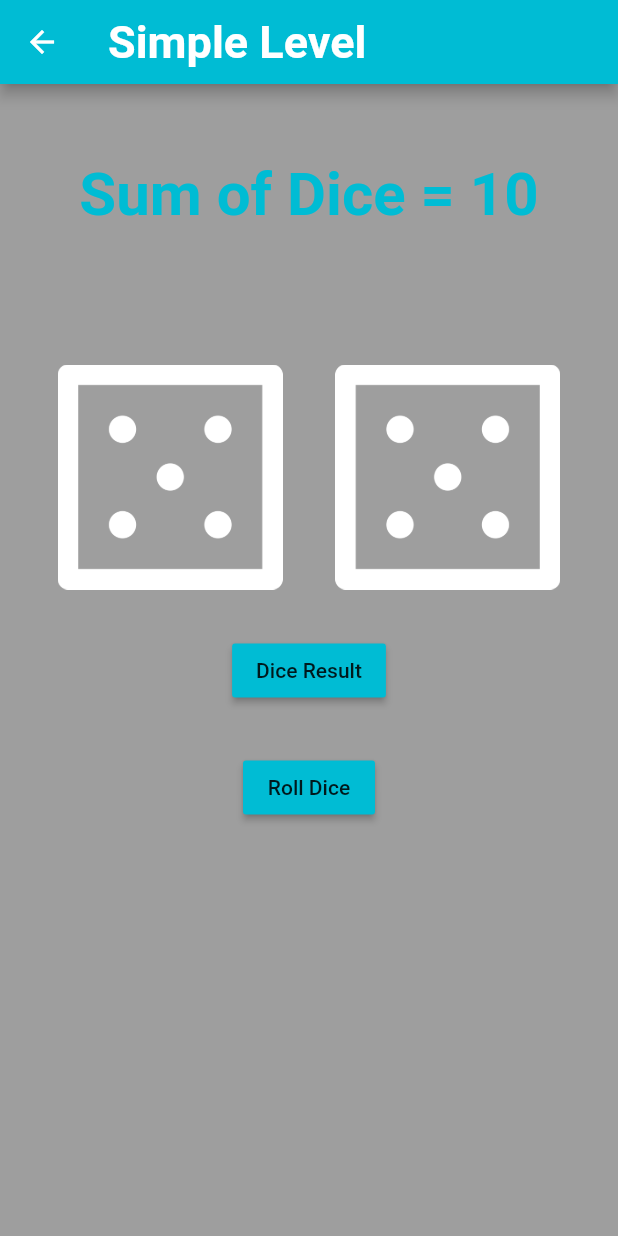
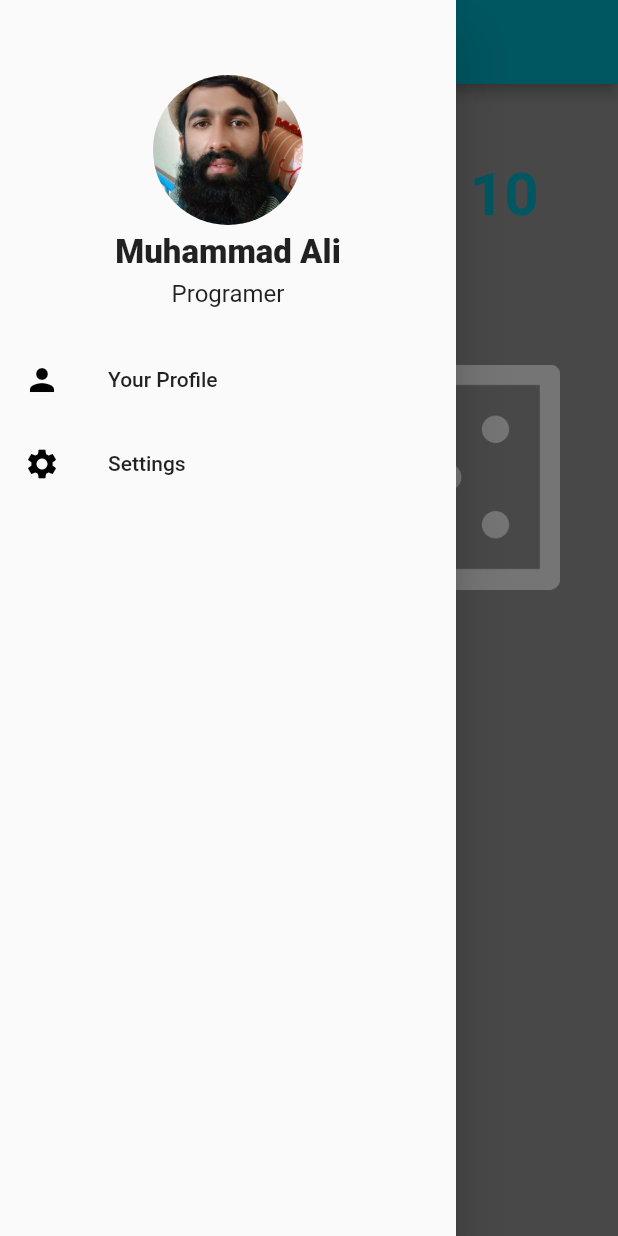
Before and after one commit to MuhammadAlikhichi/SP17-BCS-031, a Flutter app: the Dicepage screen opened directly, with the side drawer open (before the commit the screen has no drawer), on a phone screen of 412 x 824 dp. Run offline on Flutter 3.47's test engine with Material 2 defaults, Android fonts, the phone set to English and light mode, and no system bars.

Commit message:
commit 5 navigation drawer

```diff
--- /dev/null
+++ b/lib/drawer.dart
@@ -0,0 +1,71 @@
+//import 'TwoLevel.dart';
+import 'package:flutter/material.dart';
+//import 'ContactUs.dart';
+
+
+class MainDrawer extends StatelessWidget {
+  const MainDrawer({Key key}) : super(key: key);
+
+  @override
+  Widget build(BuildContext context) {
+    return Column(children: [
+      Container(
+        child: Padding(
+          padding: EdgeInsets.only(top: 50.0),
+          child: Column(
+            mainAxisAlignment: MainAxisAlignment.center,
+            crossAxisAlignment: CrossAxisAlignment.center,
+            children: [
+              CircleAvatar(
+                radius: 50.0,
+                backgroundColor: Colors.white,
+                backgroundImage: AssetImage('image/abc.jpeg'),
+              ),
+              SizedBox(
+                height: 5.0,
+              ),
+              Text(
+                "Muhammad Ali",
+                style: TextStyle(
+                  fontSize: 22.0,
+                  fontWeight: FontWeight.w800,
+                ),
+              ),
+              SizedBox(
+                height: 5.0,
+              ),
+              Text(
+                "Programer",
+                style: TextStyle(
+                  fontSize: 16.0,
+                  fontWeight: FontWeight.w400,
+                ),
+              ),
+            ],
+          ),
+        ),
+      ),
+      SizedBox(
+        height: 20.0,
+      ),
+
+      ListTile(
+        onTap: () {},
+        leading: Icon(
+          Icons.person,
+          color: Colors.black,
+        ),
+        title: Text("Your Profile"),
+      ),
+      /////////////////////////////////////////////////
+      ListTile(
+        onTap: () {},
+        leading: Icon(
+          Icons.settings,
+          color: Colors.black,
+        ),
+        title: Text("Settings"),
+      ),
+    ]);
+  }
+}
--- a/lib/simplelevel.dart
+++ b/lib/simplelevel.dart
@@ -3,6 +3,7 @@ import 'dart:io';
 import 'package:flutter/cupertino.dart';
 import 'package:flutter/material.dart';
 import 'dart:math';
+import 'drawer.dart';
 import 'home.dart';
 
 import 'package:flutter/services.dart';
@@ -70,9 +71,9 @@ class _DicepageState extends State<Dicepage> {
                 fontSize: 30.0),
           ),
         ),
-        //drawer: Drawer(
-          // child: MainDrawer(),
-        //),
+        drawer: Drawer(
+           child: MainDrawer(),
+        ),
         body: Padding(
           padding: const EdgeInsets.fromLTRB(21, 50, 21, 50),
           child: Column(
```
